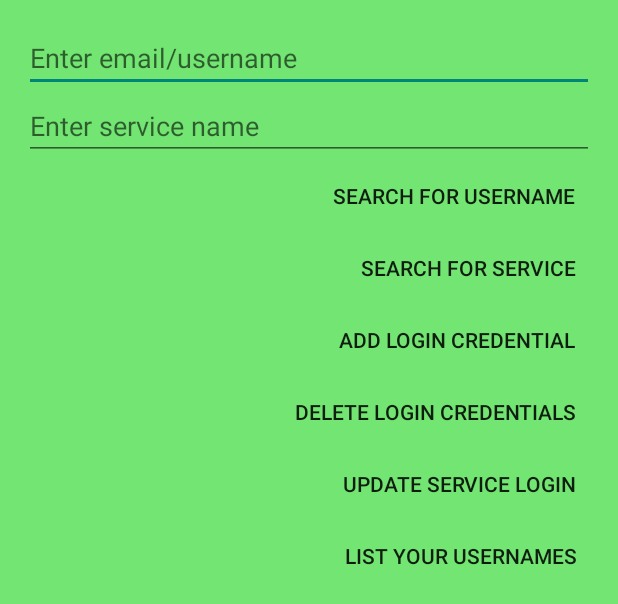
After one commit to OSUlabrat/InfoSecFinalApp1, an Android app: the layout my_vault.xml on its own in the app's theme, with its tools: preview values and no code run, on a phone screen of 412 x 824 dp. The commit adds this screen. Shown: the top 604 px of the screen. Run offline under Robolectric (Android 15) with nearby library versions, the phone set to English and light mode, and no system bars.

Commit message:
Add files via upload

```diff
--- a/app/src/main/res/layout/activity_main.xml
+++ b/app/src/main/res/layout/activity_main.xml
@@ -40,7 +40,15 @@
         android:layout_below="@+id/generateButton"
         android:layout_width="match_parent"
         android:layout_height="wrap_content"
+        android:layout_marginBottom="10dp"
         android:text="check" />
+
+    <Button
+        android:id="@+id/vaultButton"
+        android:layout_below="@+id/checkButton"
+        android:layout_width="match_parent"
+        android:layout_height="wrap_content"
+        android:text="vault" />
 
 
 </RelativeLayout>
--- /dev/null
+++ b/app/src/main/res/layout/my_vault.xml
@@ -0,0 +1,92 @@
+<?xml version="1.0" encoding="utf-8"?>
+<LinearLayout xmlns:android="http://schemas.android.com/apk/res/android"
+xmlns:tools="http://schemas.android.com/tools"
+android:layout_width="match_parent"
+android:layout_height="match_parent"
+android:orientation="vertical"
+android:paddingLeft="@dimen/activity_horizontal_margin"
+android:paddingRight="@dimen/activity_horizontal_margin"
+android:paddingTop="@dimen/activity_vertical_margin"
+android:paddingBottom="@dimen/activity_vertical_margin"
+android:background="@color/colorGreen"
+tools:context="com.mrpanda2.infosecfinal.MyVaultActivity">
+    <EditText
+        android:id="@+id/emailText"
+        android:layout_width="match_parent"
+        android:layout_height="wrap_content"
+        android:inputType="textEmailAddress"
+        android:hint="Enter email/username"/>
+    <EditText
+        android:id="@+id/serviceText"
+        android:layout_width="match_parent"
+        android:layout_height="wrap_content"
+        android:inputType="textPersonName"
+        android:hint="Enter service name"/>
+    <Button
+        android:id="@+id/userQueryButton"
+        android:layout_width="wrap_content"
+        android:layout_height="wrap_content"
+        android:layout_gravity="end"
+        android:onClick="searchUsernames"
+        style="@style/Base.Widget.AppCompat.Button.Borderless"
+        android:text="Search For Username"/>
+    <Button
+        android:id="@+id/serviceQueryButton"
+        android:layout_width="wrap_content"
+        android:layout_height="wrap_content"
+        android:layout_gravity="end"
+        android:onClick="searchService"
+        style="@style/Base.Widget.AppCompat.Button.Borderless"
+        android:text="Search For Service"/>
+    <Button
+        android:id="@+id/addButton"
+        android:layout_width="wrap_content"
+        android:layout_height="wrap_content"
+        android:layout_gravity="end"
+        android:onClick="addCredentials"
+        style="@style/Base.Widget.AppCompat.Button.Borderless"
+        android:text="Add Login Credential"/>
+    <Button
+        android:id="@+id/deleteButton"
+        android:layout_width="wrap_content"
+        android:layout_height="wrap_content"
+        android:layout_gravity="end"
+        android:onClick="delateCredentials"
+        style="@style/Base.Widget.AppCompat.Button.Borderless"
+        android:text="Delete Login Credentials"/>
+    <Button
+        android:id="@+id/updateButton"
+        android:layout_width="wrap_content"
+        android:layout_height="wrap_content"
+        android:layout_gravity="end"
+        android:onClick="updateService"
+        style="@style/Base.Widget.AppCompat.Button.Borderless"
+        android:text="Update Service Login"/>
+    <Button
+        android:id="@+id/displayButton"
+        android:layout_width="wrap_content"
+        android:layout_height="wrap_content"
+        android:layout_gravity="end"
+        android:onClick="displayCredentials"
+        style="@style/Base.Widget.AppCompat.Button.Borderless"
+        android:text="List your usernames"/>
+    <TextView
+        android:id="@+id/statusText"
+        android:layout_width="wrap_content"
+        android:layout_height="wrap_content"
+        android:text="" />
+
+
+    <LinearLayout
+        android:layout_width="match_parent"
+        android:layout_height="match_parent"
+        android:orientation="vertical">
+
+        <TableLayout
+            android:id="@+id/maintable"
+            android:layout_width="match_parent"
+            android:layout_height="match_parent"></TableLayout>
+    </LinearLayout>
+
+
+</LinearLayout>
```
